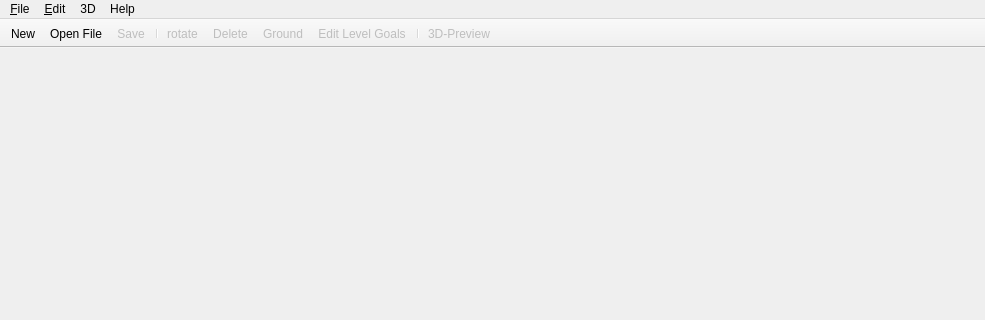
Old version of the form mainwindow.ui in the repository jitsem/thesisqt3d; both pictures show x 0 to 985 and y 0 to 320 of the 985 by 588 pixel window.
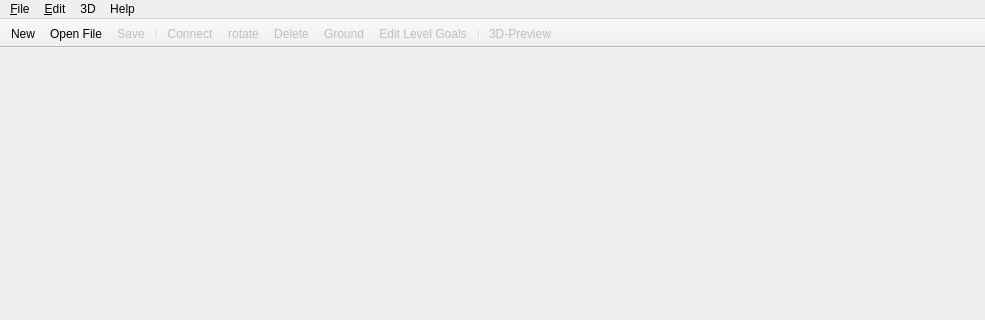
New version of the form. Icons and pictures are not drawn.

The edit to the form file:
```diff
--- a/mainwindow.ui
+++ b/mainwindow.ui
@@ -73,6 +73,9 @@
    <addaction name="menuHelp"/>
   </widget>
   <widget class="QToolBar" name="mainToolBar">
+   <property name="enabled">
+    <bool>true</bool>
+   </property>
    <property name="sizePolicy">
     <sizepolicy hsizetype="Preferred" vsizetype="Fixed">
      <horstretch>0</horstretch>
@@ -109,6 +112,7 @@
    <addaction name="actionOpen_File"/>
    <addaction name="actionSave"/>
    <addaction name="separator"/>
+   <addaction name="actionConnect"/>
    <addaction name="actionRotate"/>
    <addaction name="actionDelete"/>
    <addaction name="actionGround"/>
@@ -305,6 +309,24 @@
     <string>Info</string>
    </property>
   </action>
+  <action name="actionConnect">
+   <property name="checkable">
+    <bool>true</bool>
+   </property>
+   <property name="enabled">
+    <bool>false</bool>
+   </property>
+   <property name="icon">
+    <iconset resource="resource.qrc">
+     <normaloff>:/assets/icons/wire_small.png</normaloff>:/assets/icons/wire_small.png</iconset>
+   </property>
+   <property name="text">
+    <string>Connect</string>
+   </property>
+   <property name="shortcut">
+    <string>Ctrl+W</string>
+   </property>
+  </action>
  </widget>
  <layoutdefault spacing="6" margin="11"/>
  <resources>
```
